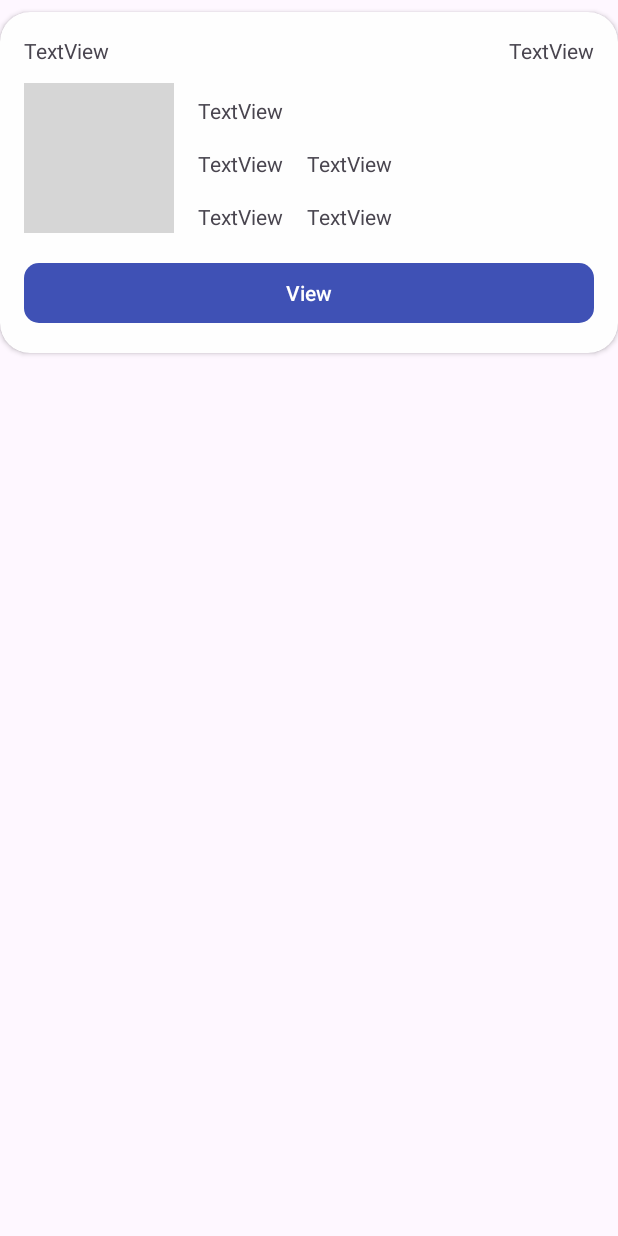
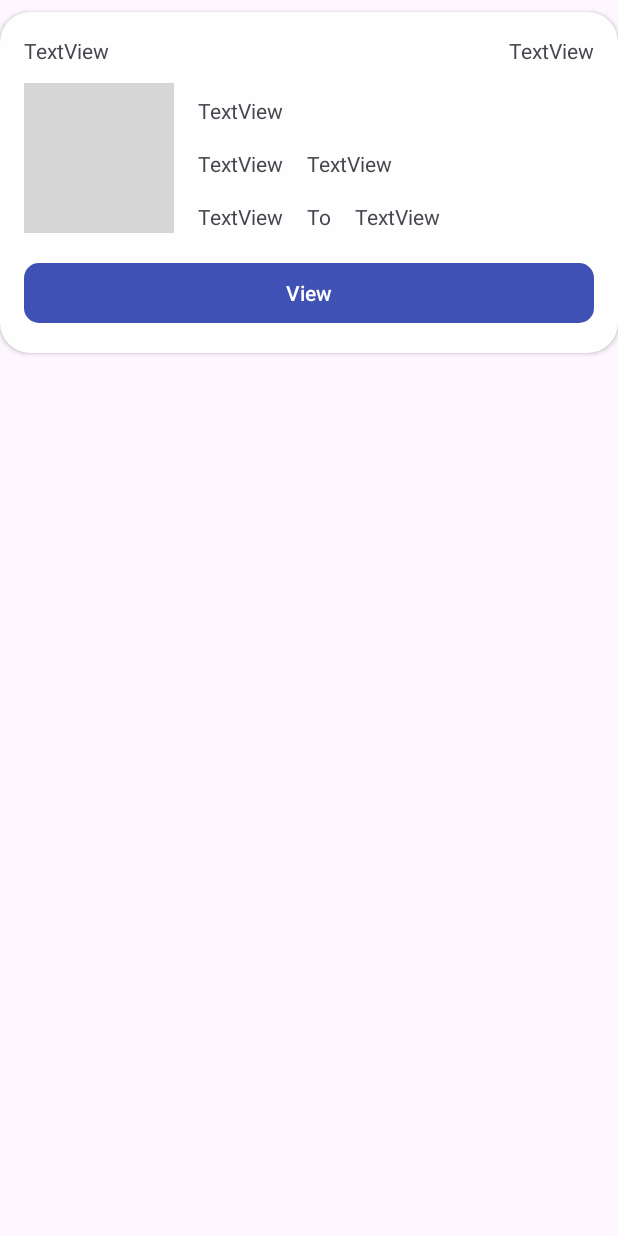
Before and after one commit to jackdong986/MAD-Assignment-, an Android app: the layout item_host_renting.xml on its own in the app's theme, with its tools: preview values and no code run, on a phone screen of 412 x 824 dp. Run offline under Robolectric (Android 15) with nearby library versions, the phone set to English and light mode, and no system bars; grey boxes are pictures that could not be loaded.

Commit message:
udpate ui

```diff
--- a/app/src/main/java/com/example/mad_assignment/adapter/PropertyHostAdapter.kt
+++ b/app/src/main/java/com/example/mad_assignment/adapter/PropertyHostAdapter.kt
@@ -27,7 +27,7 @@ class PropertyHostAdapter(
         val property = getItem(position)
 
         holder.binding.propertyName.text = property.propertyName
-        holder.binding.propertyPrice.text = property.propertyPrice.toString()
+        holder.binding.propertyPrice.text = "RM ${"%.2f".format(property.propertyPrice)}"
         holder.binding.propertyState.text = property.propertyState
         holder.binding.propertyImage.setImageBlob(property.propertyImage)
 
--- a/app/src/main/java/com/example/mad_assignment/adapter/RentingHostAdapter.kt
+++ b/app/src/main/java/com/example/mad_assignment/adapter/RentingHostAdapter.kt
@@ -45,8 +45,8 @@ class RentingHostAdapter(
             }
         }
 
-        holder.binding.rentingTotalAmount.text = renting.totalAmount.toString()
-        holder.binding.rentingTotalMonth.text = renting.totalMonth.toString()
+        holder.binding.rentingTotalAmount.text = "RM ${renting.totalAmount}"
+        holder.binding.rentingTotalMonth.text = "(${renting.totalMonth} month(s))"
         // format date to (dd MM yyyy), EG 21 June 2021
         val dateFormat = SimpleDateFormat("dd MMMM yyyy", Locale.getDefault())
         holder.binding.rentingStartDate.text = dateFormat.format(renting.rentingStartDate)
--- a/app/src/main/java/com/example/mad_assignment/main/HostDashboardFragment.kt
+++ b/app/src/main/java/com/example/mad_assignment/main/HostDashboardFragment.kt
@@ -58,6 +58,7 @@ class HostDashboardFragment : Fragment() {
         // Initialize chart
         lineChartView = binding.lineChart
         lineChart = AnyChart.line()
+        lineChart.credits().enabled(false)
         lineChart.title("Trend of Sales")
         lineChart.yAxis(0).title("Total Sales (RM)")
         lineChartView.setChart(lineChart)
--- a/app/src/main/java/com/example/mad_assignment/main/HostRentingDetailFragment.kt
+++ b/app/src/main/java/com/example/mad_assignment/main/HostRentingDetailFragment.kt
@@ -49,10 +49,10 @@ class HostRentingDetailFragment : Fragment() {
             }
         }
 
-        binding.txtRentingDetailPropertyAmount.text = renting.propertyAmount.toString()
-        binding.txtRentingDetailPropertyAmountPerMonth.text = renting.propertyAmount.toString()
+        binding.txtRentingDetailPropertyAmount.text = "RM ${renting.propertyAmount} / month"
+        binding.txtRentingDetailPropertyAmountPerMonth.text = "SubTotal: RM ${renting.propertyAmount}"
         binding.txtRentingDetailTotalMonth.text = renting.totalMonth.toString()
-        binding.txtRentingDetailTotalAmount.text = renting.totalAmount.toString()
+        binding.txtRentingDetailTotalAmount.text = "Total: RM ${renting.totalAmount}"
 
         // format date to (dd MM yyyy), EG 21 June 2021
         val dateFormat = SimpleDateFormat("dd MMMM yyyy", Locale.getDefault())
--- a/app/src/main/res/layout/fragment_host_dashboard.xml
+++ b/app/src/main/res/layout/fragment_host_dashboard.xml
@@ -97,9 +97,10 @@
                 android:id="@+id/txtTotalRenting"
                 android:layout_width="wrap_content"
                 android:layout_height="wrap_content"
-                android:layout_marginStart="16dp"
-                android:layout_marginTop="16dp"
+                android:layout_marginTop="36dp"
                 android:text="0"
+                app:layout_constraintEnd_toEndOf="parent"
+                app:layout_constraintHorizontal_bias="0.232"
                 app:layout_constraintStart_toStartOf="parent"
                 app:layout_constraintTop_toBottomOf="@+id/txtTitleTotalRenting" />
         </androidx.constraintlayout.widget.ConstraintLayout>
--- a/app/src/main/res/layout/item_host_property.xml
+++ b/app/src/main/res/layout/item_host_property.xml
@@ -6,7 +6,7 @@
     android:layout_height="wrap_content"
     android:layout_margin="8dp"
     android:padding="16dp"
-    app:cardBackgroundColor="#C8E1F8"
+    app:cardBackgroundColor="#eaddff"
     app:cardCornerRadius="20dp">
 
     <androidx.constraintlayout.widget.ConstraintLayout
--- a/app/src/main/res/layout/item_host_renting.xml
+++ b/app/src/main/res/layout/item_host_renting.xml
@@ -28,8 +28,8 @@
             android:layout_height="wrap_content"
             android:layout_marginStart="16dp"
             android:text="TextView"
-            app:layout_constraintStart_toEndOf="@+id/rentingStartDate"
-            app:layout_constraintTop_toTopOf="@+id/rentingStartDate" />
+            app:layout_constraintStart_toEndOf="@+id/lblHostTo"
+            app:layout_constraintTop_toTopOf="@+id/lblHostTo" />
 
         <ImageView
             android:id="@+id/imgPropertyRenting"
@@ -105,5 +105,14 @@
             app:layout_constraintEnd_toEndOf="parent"
             app:layout_constraintTop_toTopOf="parent" />
 
+        <TextView
+            android:id="@+id/lblHostTo"
+            android:layout_width="wrap_content"
+            android:layout_height="wrap_content"
+            android:layout_marginStart="16dp"
+            android:text="To"
+            app:layout_constraintStart_toEndOf="@+id/rentingStartDate"
+            app:layout_constraintTop_toTopOf="@+id/rentingStartDate" />
+
     </androidx.constraintlayout.widget.ConstraintLayout>
 </androidx.cardview.widget.CardView>
```
